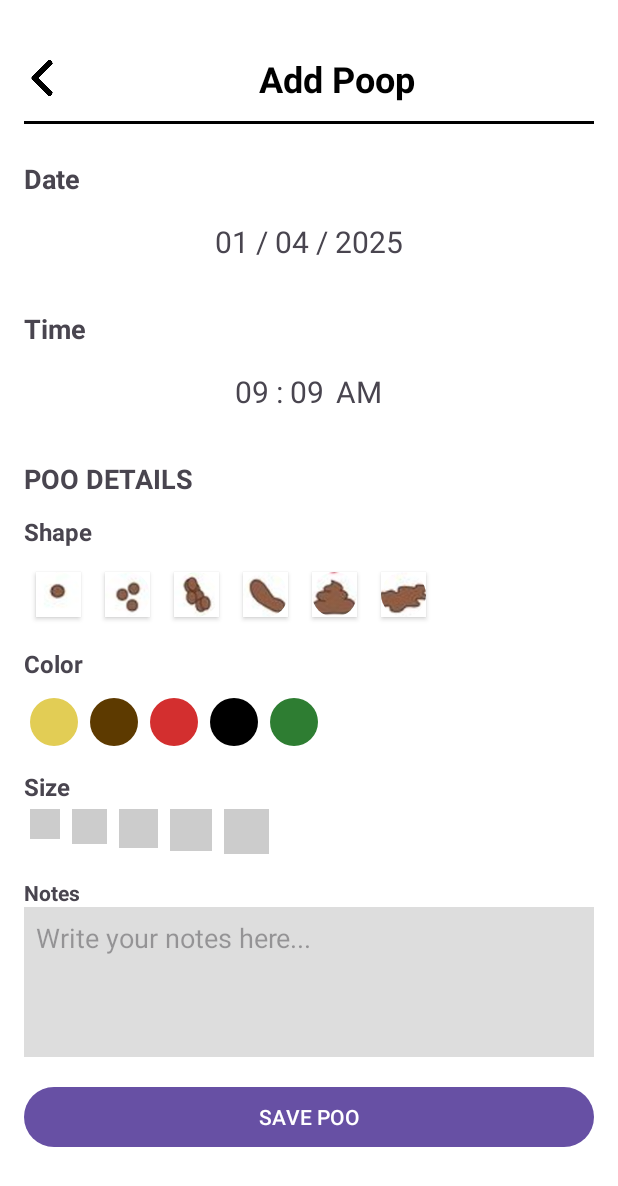
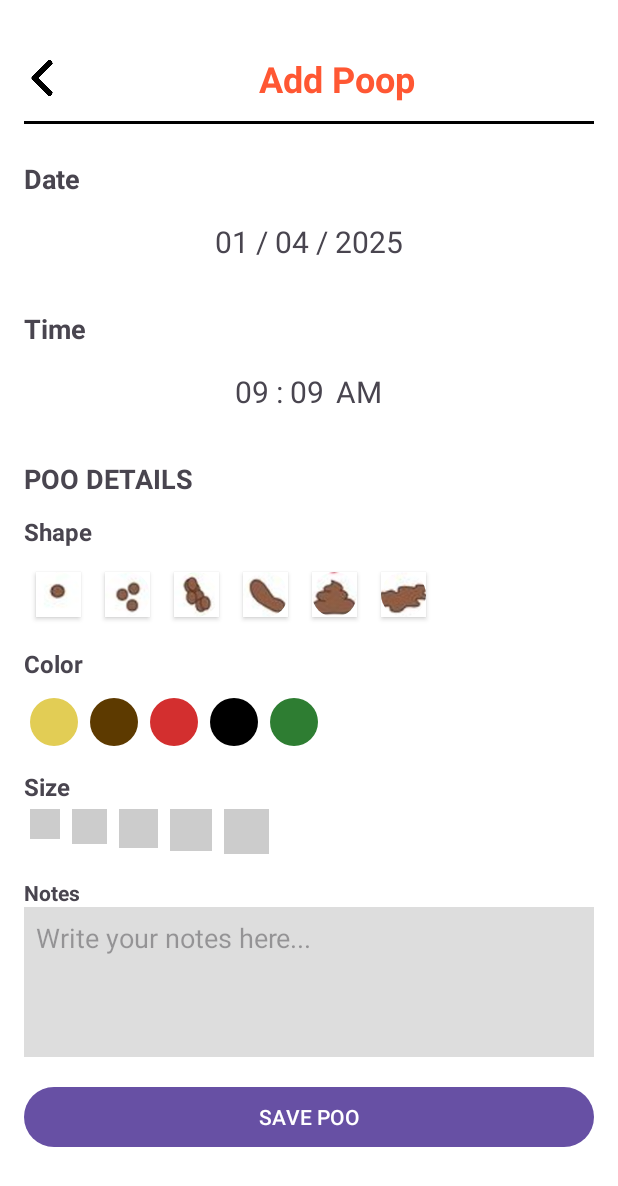
Before and after one commit to elsyap2252/Poopoo-App, an Android app: the AddPoopActivity screen opened directly, with no data from a screen before it, on a phone screen of 412 x 824 dp. Shown: the top 1186 px of the screen. Run offline under Robolectric (Android 15) with nearby library versions, the phone set to English and light mode, and no system bars; our stand-ins replace CircleImageView.

Commit message:
coba dulu

```diff
--- a/app/src/main/res/layout/activity_add_poop.xml
+++ b/app/src/main/res/layout/activity_add_poop.xml
@@ -38,7 +38,7 @@
             android:textStyle="bold"
             android:gravity="center"
             android:padding="12dp"
-            android:textColor="#000000" />
+            android:textColor="#ff5733" />
 
     </LinearLayout>
         <View
```
